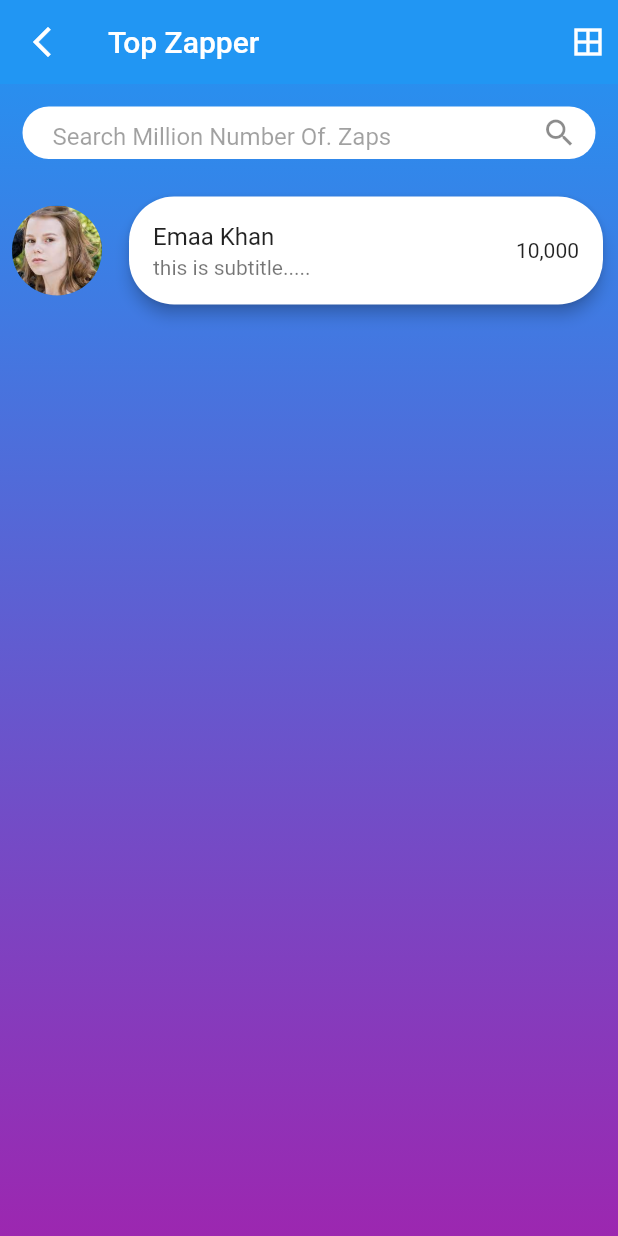
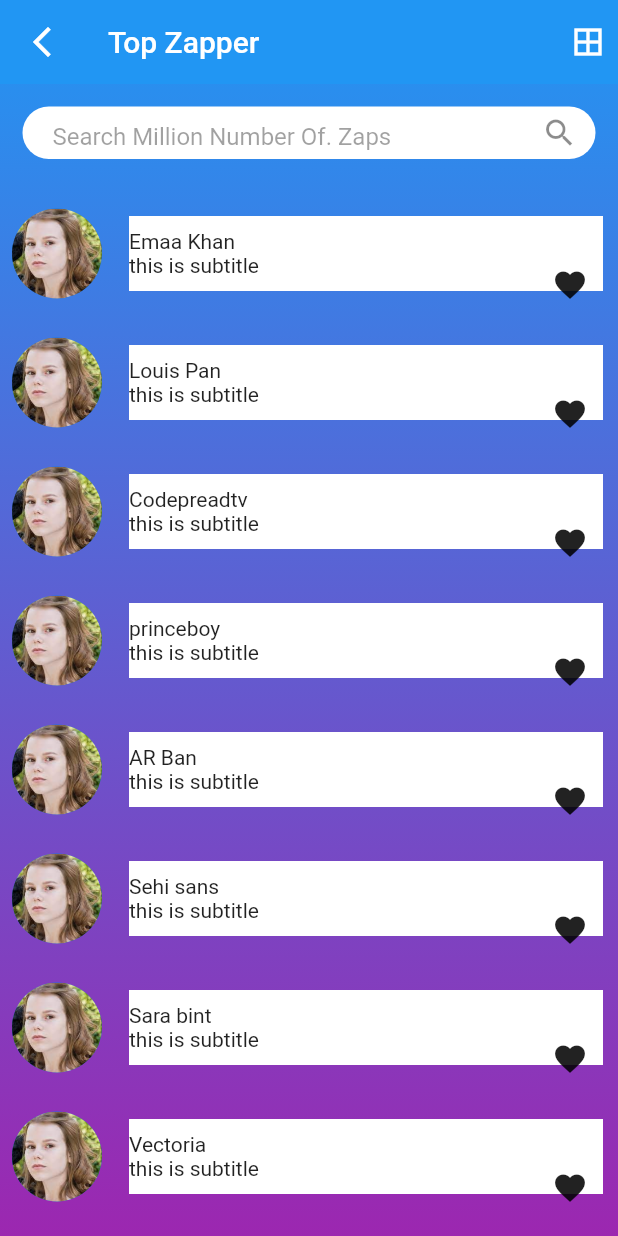
Before and after one commit to Nazish-Akbar/facecard, a Flutter app: the screen it shows after launch, on a phone screen of 412 x 824 dp. Run offline on Flutter 3.47's test engine with Material 2 defaults, Android fonts, the phone set to English and light mode, and no system bars.

Commit message:
top zaper screen done

```diff
--- a/lib/ui/screens/top_zapper.dart
+++ b/lib/ui/screens/top_zapper.dart
@@ -1,3 +1,4 @@
+import 'package:facecard/ui/screens/top_zapper_view_model.dart';
 import 'package:flutter/material.dart';
 
 import '../../custom_widget/searchbar.dart';
@@ -32,37 +33,57 @@ class TopZapper extends StatelessWidget {
             )
           ],
         ),
-        body: Container(
+        body: SingleChildScrollView(
           child: Column(
             children: [
               SearchBar(),
-            Row(
+              ListView.builder(
+                shrinkWrap: true,
+                itemCount: personList.length,
+                itemBuilder: (context, index) {
+                  final currentPerson = personList[index];
+                  return Stack(
+                    children: [
+                      Container(
+                        margin: EdgeInsets.only(top: 10),
+                        child: Row(
                           children: [
                             Padding(
                               padding: const EdgeInsets.all(8.0),
                               child: CircleAvatar(
                                 radius: 30,
-                    backgroundImage: AssetImage('images/person.jpg'),
+                                backgroundImage:
+                                    AssetImage('images/person.jpg'),
                               ),
                             ),
                             Expanded(
-                  child: Card(
-                    margin: EdgeInsets.all(10),
-                    elevation: 4,
-                    shape: RoundedRectangleBorder(
-                      borderRadius: BorderRadius.circular(30),
-                    ),
-                    child: ListTile(
-                      title: Text('Emaa Khan'),
-                      subtitle: Text('this is subtitle.....'),
-                      trailing: Text('10,000'),
+                              child: Container(
+                                height: 50,
+                                margin: EdgeInsets.only(
+                                    left: 10, right: 10, top: 2, bottom: 2),
+                                decoration: BoxDecoration(color: Colors.white),
+                                child: Column(
+                                  mainAxisAlignment: MainAxisAlignment.center,
+                                  crossAxisAlignment: CrossAxisAlignment.start,
+                                  children: [
+                                    Text(currentPerson.title),
+                                    Text(currentPerson.subtile),
+                                  ],
                                 ),
                               ),
                             ),
                           ],
-            )
+                        ),
+                      ),
+                      Positioned(
+                          right: 20, bottom: 5, child: Icon(Icons.favorite)),
                     ],
-        )),
+                  );
+                },
+              ),
+            ],
+          ),
+        ),
       ),
     );
   }
```
Lines whose indentation alone changed are shown as unchanged.
